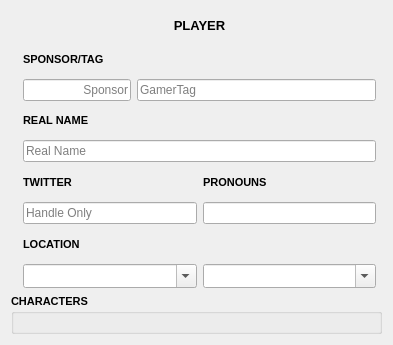
Old version of the form src/layout/TSHScoreboardPlayer.ui in the repository joaorb64/TournamentStreamHelper.
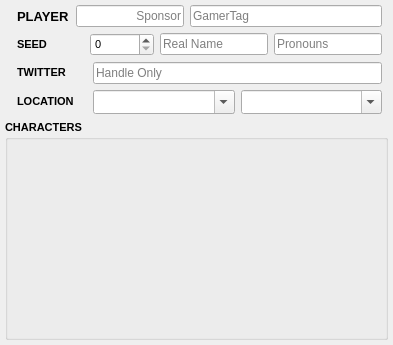
New version of the form.

Commit message: Phase 0.1 - Reshaping everything - Started Layout Options Manager and Window - Fixed an item with certain settings - Made the Player Widget feel more modern and compact - We now hide the "TEAM [NUMBER]" text when more than 1 player is on a team (looks so much nicer) - Add Layout Options setting to the setting menu to open for now - Made it so the TSHColorButton can now also support alpha for layout options - Added the damn seed to the player widget (ABOUT DAMN TIME)

```diff
--- a/src/layout/TSHScoreboardPlayer.ui
+++ b/src/layout/TSHScoreboardPlayer.ui
@@ -28,55 +28,45 @@
    <locale language="English" country="UnitedStates"/>
   </property>
   <layout class="QGridLayout" name="gridLayout">
-   <item row="16" column="0" colspan="4">
-    <widget class="QGroupBox" name="characters">
-     <property name="font">
-      <font>
-       <pointsize>8</pointsize>
-       <bold>true</bold>
-      </font>
-     </property>
-     <property name="title">
-      <string>CHARACTERS</string>
-     </property>
-     <layout class="QVBoxLayout" name="verticalLayout"/>
-    </widget>
-   </item>
-   <item row="1" column="2">
-    <layout class="QHBoxLayout" name="titleContainer">
-     <item>
-      <widget class="QLabel" name="title">
-       <property name="font">
-        <font>
-         <pointsize>10</pointsize>
-         <bold>true</bold>
-        </font>
-       </property>
-       <property name="text">
-        <string>PLAYER</string>
-       </property>
-       <property name="alignment">
-        <set>Qt::AlignCenter</set>
-       </property>
-      </widget>
-     </item>
-    </layout>
-   </item>
-   <item row="2" column="2">
-    <widget class="QLabel" name="nameLabel">
-     <property name="font">
-      <font>
-       <pointsize>8</pointsize>
-       <bold>true</bold>
-      </font>
-     </property>
-     <property name="text">
-      <string>SPONSOR/TAG</string>
-     </property>
-    </widget>
-   </item>
-   <item row="15" column="2">
+   <property name="leftMargin">
+    <number>5</number>
+   </property>
+   <property name="topMargin">
+    <number>5</number>
+   </property>
+   <property name="rightMargin">
+    <number>5</number>
+   </property>
+   <property name="bottomMargin">
+    <number>5</number>
+   </property>
+   <item row="12" column="2">
     <layout class="QHBoxLayout" name="horizontalLayout_2">
+     <item>
+      <widget class="QLabel" name="locationLabel">
+       <property name="sizePolicy">
+        <sizepolicy hsizetype="Fixed" vsizetype="Fixed">
+         <horstretch>0</horstretch>
+         <verstretch>0</verstretch>
+        </sizepolicy>
+       </property>
+       <property name="maximumSize">
+        <size>
+         <width>70</width>
+         <height>16777215</height>
+        </size>
+       </property>
+       <property name="font">
+        <font>
+         <pointsize>8</pointsize>
+         <bold>true</bold>
+        </font>
+       </property>
+       <property name="text">
+        <string>LOCATION</string>
+       </property>
+      </widget>
+     </item>
      <item>
       <widget class="QComboBox" name="country">
        <property name="sizePolicy">
@@ -127,61 +117,39 @@
      </item>
     </layout>
    </item>
-   <item row="8" column="2">
-    <layout class="QHBoxLayout" name="horizontalLayout_3">
+   <item row="1" column="2">
+    <layout class="QHBoxLayout" name="titleContainer">
      <item>
-      <widget class="QLineEdit" name="twitter">
-       <property name="font">
-        <font>
-         <pointsize>9</pointsize>
-        </font>
+      <widget class="QLabel" name="title">
+       <property name="sizePolicy">
+        <sizepolicy hsizetype="Preferred" vsizetype="Preferred">
+         <horstretch>0</horstretch>
+         <verstretch>0</verstretch>
+        </sizepolicy>
        </property>
-       <property name="placeholderText">
-        <string>Handle Only</string>
+       <property name="maximumSize">
+        <size>
+         <width>16777215</width>
+         <height>16777215</height>
+        </size>
        </property>
-      </widget>
-     </item>
-     <item>
-      <widget class="QLineEdit" name="pronoun">
        <property name="font">
         <font>
-         <pointsize>9</pointsize>
+         <pointsize>10</pointsize>
+         <bold>true</bold>
         </font>
        </property>
-       <property name="placeholderText">
-        <string/>
+       <property name="text">
+        <string>PLAYER</string>
        </property>
+       <property name="alignment">
+        <set>Qt::AlignLeading|Qt::AlignLeft|Qt::AlignVCenter</set>
+       </property>
+       <property name="margin">
+        <number>24</number>
+       </property>
       </widget>
      </item>
-    </layout>
-   </item>
-   <item row="13" column="2">
-    <widget class="QLabel" name="locationLabel">
-     <property name="font">
-      <font>
-       <pointsize>8</pointsize>
-       <bold>true</bold>
-      </font>
-     </property>
-     <property name="text">
-      <string>LOCATION</string>
-     </property>
-    </widget>
-   </item>
-   <item row="5" column="2" colspan="1">
-    <widget class="QLineEdit" name="real_name">
-     <property name="font">
-      <font>
-       <pointsize>9</pointsize>
-      </font>
-     </property>
-     <property name="placeholderText">
-      <string>Real Name</string>
-     </property>
-    </widget>
-   </item>
-   <item row="3" column="2">
-    <layout class="QHBoxLayout" name="horizontalLayout">
      <item>
       <widget class="QLineEdit" name="team">
        <property name="sizePolicy">
@@ -217,23 +185,22 @@
      </item>
     </layout>
    </item>
-   <item row="4" column="2">
-    <widget class="QLabel" name="real_nameLabel">
-     <property name="font">
-      <font>
-       <pointsize>8</pointsize>
-       <bold>true</bold>
-      </font>
-     </property>
-     <property name="text">
-      <string>REAL NAME</string>
-     </property>
-    </widget>
-   </item>
-   <item row="7" column="2">
+   <item row="6" column="2">
     <layout class="QHBoxLayout" name="horizontalLayout_5">
      <item>
       <widget class="QLabel" name="twitterLabel">
+       <property name="sizePolicy">
+        <sizepolicy hsizetype="Fixed" vsizetype="Fixed">
+         <horstretch>0</horstretch>
+         <verstretch>0</verstretch>
+        </sizepolicy>
+       </property>
+       <property name="maximumSize">
+        <size>
+         <width>70</width>
+         <height>16777215</height>
+        </size>
+       </property>
        <property name="font">
         <font>
          <pointsize>8</pointsize>
@@ -243,10 +210,47 @@
        <property name="text">
         <string>TWITTER</string>
        </property>
+       <property name="margin">
+        <number>0</number>
+       </property>
       </widget>
      </item>
      <item>
-      <widget class="QLabel" name="pronounLabel">
+      <widget class="QLineEdit" name="twitter">
+       <property name="sizePolicy">
+        <sizepolicy hsizetype="Preferred" vsizetype="Fixed">
+         <horstretch>0</horstretch>
+         <verstretch>0</verstretch>
+        </sizepolicy>
+       </property>
+       <property name="font">
+        <font>
+         <pointsize>9</pointsize>
+        </font>
+       </property>
+       <property name="placeholderText">
+        <string>Handle Only</string>
+       </property>
+      </widget>
+     </item>
+    </layout>
+   </item>
+   <item row="2" column="2">
+    <layout class="QHBoxLayout" name="horizontalLayout">
+     <item>
+      <widget class="QLabel" name="seedLabel">
+       <property name="sizePolicy">
+        <sizepolicy hsizetype="Fixed" vsizetype="Fixed">
+         <horstretch>0</horstretch>
+         <verstretch>0</verstretch>
+        </sizepolicy>
+       </property>
+       <property name="maximumSize">
+        <size>
+         <width>70</width>
+         <height>16777215</height>
+        </size>
+       </property>
        <property name="font">
         <font>
          <pointsize>8</pointsize>
@@ -254,12 +258,78 @@
         </font>
        </property>
        <property name="text">
-        <string>PRONOUNS</string>
+        <string>SEED</string>
+       </property>
+       <property name="alignment">
+        <set>Qt::AlignLeading|Qt::AlignLeft|Qt::AlignVCenter</set>
+       </property>
+      </widget>
+     </item>
+     <item>
+      <widget class="QSpinBox" name="seed">
+       <property name="sizePolicy">
+        <sizepolicy hsizetype="Maximum" vsizetype="Fixed">
+         <horstretch>0</horstretch>
+         <verstretch>0</verstretch>
+        </sizepolicy>
+       </property>
+       <property name="maximum">
+        <number>100000</number>
+       </property>
+      </widget>
+     </item>
+     <item>
+      <widget class="QLineEdit" name="real_name">
+       <property name="sizePolicy">
+        <sizepolicy hsizetype="Preferred" vsizetype="Fixed">
+         <horstretch>0</horstretch>
+         <verstretch>0</verstretch>
+        </sizepolicy>
+       </property>
+       <property name="font">
+        <font>
+         <pointsize>9</pointsize>
+        </font>
+       </property>
+       <property name="placeholderText">
+        <string>Real Name</string>
+       </property>
+      </widget>
+     </item>
+     <item>
+      <widget class="QLineEdit" name="pronoun">
+       <property name="sizePolicy">
+        <sizepolicy hsizetype="Preferred" vsizetype="Fixed">
+         <horstretch>0</horstretch>
+         <verstretch>0</verstretch>
+        </sizepolicy>
+       </property>
+       <property name="font">
+        <font>
+         <pointsize>9</pointsize>
+        </font>
+       </property>
+       <property name="placeholderText">
+        <string>Pronouns</string>
        </property>
       </widget>
      </item>
     </layout>
    </item>
+   <item row="15" column="0" colspan="4">
+    <widget class="QGroupBox" name="characters">
+     <property name="font">
+      <font>
+       <pointsize>8</pointsize>
+       <bold>true</bold>
+      </font>
+     </property>
+     <property name="title">
+      <string>CHARACTERS</string>
+     </property>
+     <layout class="QVBoxLayout" name="verticalLayout"/>
+    </widget>
+   </item>
   </layout>
  </widget>
  <tabstops>
```
Left out of the diff: 3 changed lines with no effect on the pictures. The commit also changes 10 other files.
